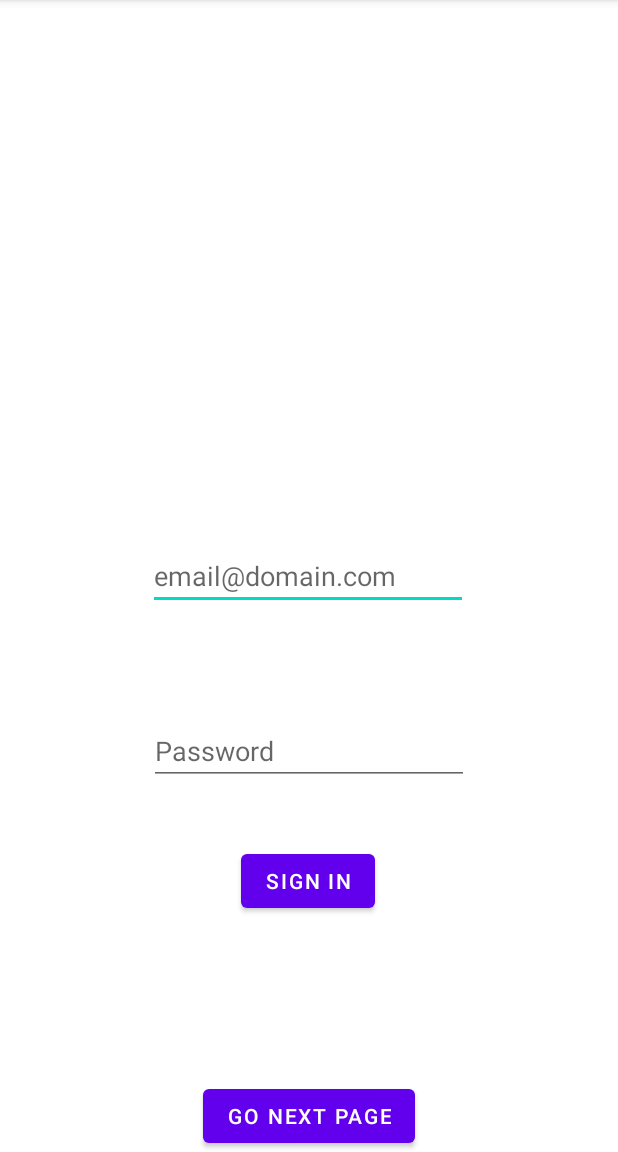
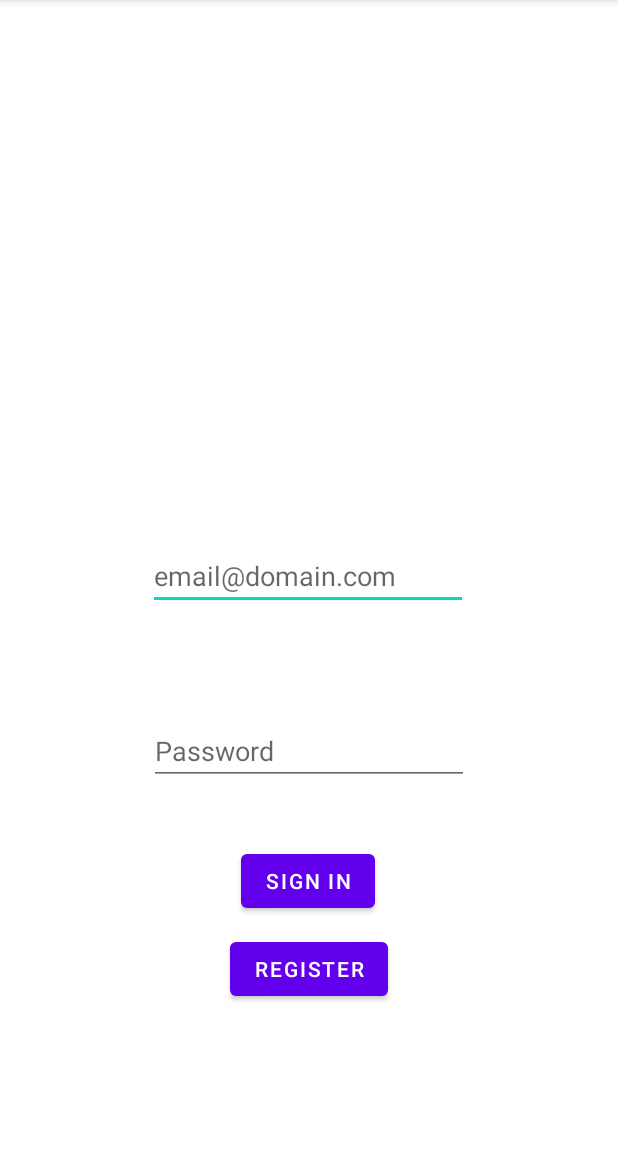
Before and after one commit to wongtaozhe123/northwind, an Android app: the screen it shows after launch (MainActivity), on a phone screen of 412 x 824 dp, the part 84-1236 px from its top. Run offline under Robolectric (Android 15) with nearby library versions, the light colour scheme and no system bars; libraries missing offline, so code that uses them is left out: io.realm, io.realm.mongodb, org.bson; 3 statements that could not run were skipped.

Commit message:
ONG ZC 22/2 - Register Function

```diff
--- a/app/src/main/AndroidManifest.xml
+++ b/app/src/main/AndroidManifest.xml
@@ -21,6 +21,7 @@
 
 
         <activity android:name=".Order"/>
+        <activity android:name=".RegisterActivity"/>
 
     </application>
 
--- a/app/src/main/java/com/example/northwind/MainActivity.java
+++ b/app/src/main/java/com/example/northwind/MainActivity.java
@@ -1,4 +1,5 @@
- package com.example.northwind;
+package com.example.northwind;
+
 import androidx.appcompat.app.AppCompatActivity;
 
 import android.content.Intent;
@@ -24,7 +25,7 @@ import io.realm.mongodb.mongo.MongoClient;
 import io.realm.mongodb.mongo.MongoCollection;
 import io.realm.mongodb.mongo.MongoDatabase;
 
- public class MainActivity extends AppCompatActivity {
+public class MainActivity extends AppCompatActivity {
     MongoClient mongoClient;
     MongoDatabase mongoDatabase;
     MongoCollection mongoCollection;
@@ -33,43 +34,47 @@ import io.realm.mongodb.mongo.MongoDatabase;
     protected void onCreate(Bundle savedInstanceState) {
         super.onCreate(savedInstanceState);
         setContentView(R.layout.activity_main);
-        EditText username =findViewById(R.id.input_ID);
-        EditText password=findViewById(R.id.input_PW);
-        Button button2=findViewById(R.id.btn_login);
-        Button buttonN=findViewById(R.id.navigate);
-        ArrayList<String> strings=new ArrayList<>();
-
+        EditText username = findViewById(R.id.input_ID);
+        EditText password = findViewById(R.id.input_PW);
+        Button button2 = findViewById(R.id.btn_login);
+        Button buttonN = findViewById(R.id.navigate);
+        ArrayList<String> strings = new ArrayList<>();
+        Intent intent = getIntent();
+        String r_username = intent.getStringExtra("username");
+        if (r_username != null) {
+            username.setText(r_username);
+        }
         Realm.init(this);
         Realm realm = Realm.getDefaultInstance();
         App app = new App(new AppConfiguration.Builder("northwind-noimz").build());
-        buttonN.setOnClickListener(new View.OnClickListener(){
+        buttonN.setOnClickListener(new View.OnClickListener() {
             @Override
             public void onClick(View view) {
-                Intent i= new Intent(getApplicationContext(), Order.class);
+                Intent i = new Intent(getApplicationContext(), RegisterActivity.class);
                 startActivity(i);
             }
         });
         button2.setOnClickListener(new View.OnClickListener() {
             @Override
             public void onClick(View view) {
-                Credentials credentials=Credentials.emailPassword(String.valueOf(username.getText()), String.valueOf(password.getText()));
+                Credentials credentials = Credentials.emailPassword(String.valueOf(username.getText()), String.valueOf(password.getText()));
 //                username.setText("Zchuen");
 //                password.setText("12345");
                 app.loginAsync(credentials, new App.Callback<User>() {
                     @Override
                     public void onResult(App.Result<User> result) {
-                        if(result.isSuccess()){
-                            Toast.makeText(getApplicationContext(),"Login Successful",Toast.LENGTH_LONG).show();
-                            Log.d("aaa","Login successful");
+                        if (result.isSuccess()) {
+                            Toast.makeText(getApplicationContext(), "Login Successful", Toast.LENGTH_LONG).show();
+                            Log.d("aaa", "Login successful");
                             User user = app.currentUser();
                             Log.d("User", String.valueOf(user));
-                            mongoClient= user.getMongoClient("mongodb-atlas");
-                            mongoDatabase=mongoClient.getDatabase("northwind");
-                            mongoCollection=mongoDatabase.getCollection("customers");
-                            Document document=new Document("userId",user.getId());
-                            document.append("id",5);
-                            document.append("name","Hi");
-                            Intent i= new Intent(getApplicationContext(), ProductChoice.class);
+                            mongoClient = user.getMongoClient("mongodb-atlas");
+                            mongoDatabase = mongoClient.getDatabase("northwind");
+                            mongoCollection = mongoDatabase.getCollection("customers");
+                            Document document = new Document("userId", user.getId());
+                            document.append("id", 5);
+                            document.append("name", "Hi");
+                            Intent i = new Intent(getApplicationContext(), ProductChoice.class);
                             i.putExtra("username", username.toString());
                             startActivity(i);
 
@@ -82,7 +87,7 @@ import io.realm.mongodb.mongo.MongoDatabase;
 //                                    Log.d("aaa",result1.getError().toString());
 //                                }
 //                            });
-                            Document queryFilter=new Document().append("name","Myth");
+                            Document queryFilter = new Document().append("name", "Myth");
 //                            mongoCollection.findOne(queryFilter).getAsync(result1 -> {
 //                                if(result1.isSuccess()){
 //                                    Log.d("aaa","found it");
@@ -96,10 +101,9 @@ import io.realm.mongodb.mongo.MongoDatabase;
 //                                }
 //                           });
 
-                        }
-                        else{
-                            Document queryFilter=new Document().append("name","Myth");
-                            Toast.makeText(getApplicationContext(),"Login failed ! Please provide correct username with password",Toast.LENGTH_LONG).show();
+                        } else {
+                            Document queryFilter = new Document().append("name", "Myth");
+                            Toast.makeText(getApplicationContext(), "Login failed ! Please provide correct username with password", Toast.LENGTH_LONG).show();
                         }
                     }
                 });
--- a/app/src/main/res/layout/activity_main.xml
+++ b/app/src/main/res/layout/activity_main.xml
@@ -36,10 +36,11 @@
         android:id="@+id/navigate"
         android:layout_width="wrap_content"
         android:layout_height="wrap_content"
-        android:text="Go next page"
+        android:text="@string/register"
         app:layout_constraintBottom_toBottomOf="parent"
         app:layout_constraintEnd_toEndOf="parent"
-        app:layout_constraintStart_toStartOf="parent" />
+        app:layout_constraintStart_toStartOf="parent"
+        app:layout_constraintTop_toBottomOf="@+id/input_PW" />
 
     <EditText
         android:id="@+id/input_PW"
@@ -47,7 +48,7 @@
         android:layout_height="wrap_content"
         android:layout_marginTop="31dp"
         android:ems="10"
-        android:hint="Password"
+        android:hint="@string/password"
         android:inputType="textPassword"
         app:layout_constraintBottom_toTopOf="@+id/btn_login"
         app:layout_constraintEnd_toEndOf="parent"
--- a/app/src/main/res/values/strings.xml
+++ b/app/src/main/res/values/strings.xml
@@ -2,4 +2,6 @@
     <string name="app_name">northwind</string>
     <string name="button">click here</string>
     <string name="username">email@domain.com</string>
+    <string name="register">Register</string>
+    <string name="password">Password</string>
 </resources>
```
